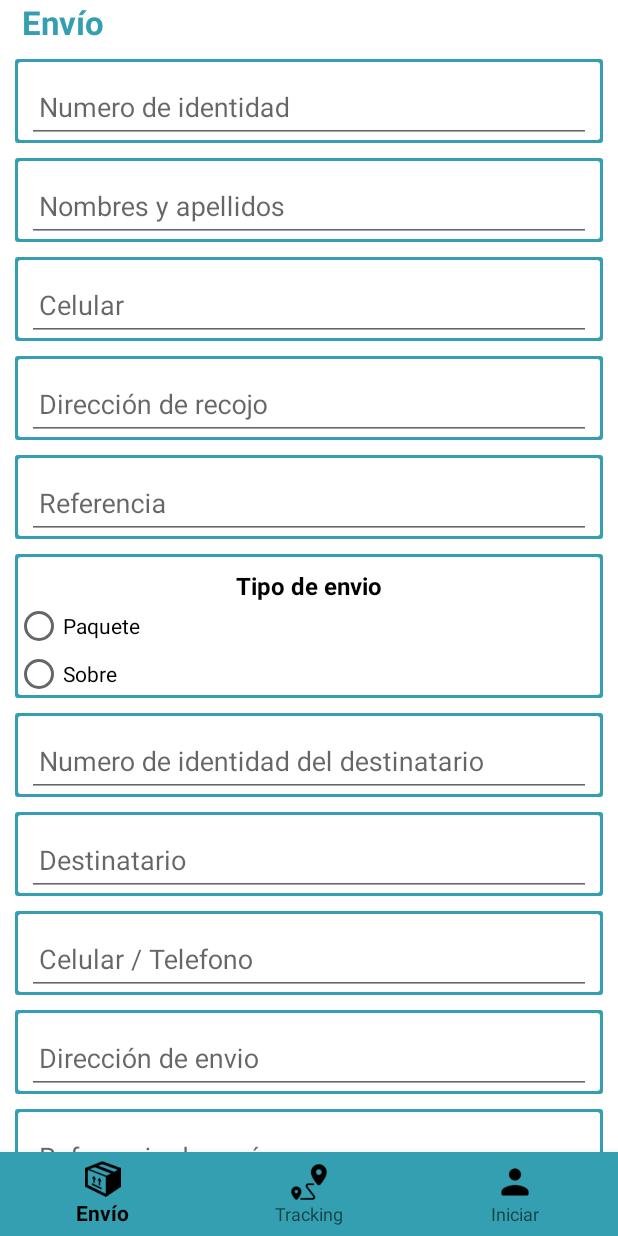
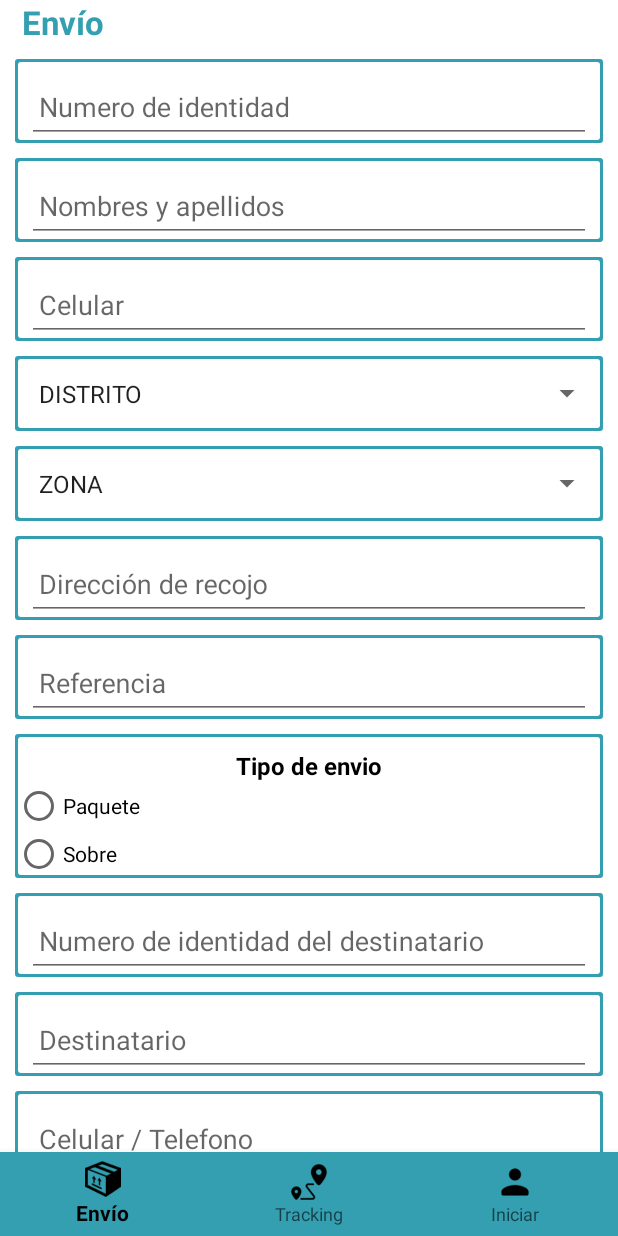
Before and after one commit to Yonathan-Dev2/MyApplication, an Android app: the screen it shows after launch (MainActivity), on a phone screen of 412 x 824 dp. Run offline under Robolectric (Android 15) with nearby library versions, the light colour scheme and no system bars; our stand-ins replace Volley.

Commit message:
Se agrego dos campos Distrito y zona

```diff
--- a/app/src/main/java/com/express/tsuexpress/Fragmentos/Fragment_enviar.java
+++ b/app/src/main/java/com/express/tsuexpress/Fragmentos/Fragment_enviar.java
@@ -17,6 +17,7 @@ import android.widget.CompoundButton;
 import android.widget.EditText;
 import android.widget.ImageView;
 import android.widget.RadioButton;
+import android.widget.Spinner;
 import android.widget.TextView;
 import android.widget.Toast;
 
@@ -53,9 +54,10 @@ public class Fragment_enviar extends Fragment {
     Button      btn_envi;
     TextInputLayout  til_nume_iden, til_nomb_clie, til_celu_clie, til_dire_clie, til_refe_clie, til_iden_dest, til_nomb_dest, til_celu_dest, til_dire_dest, til_refe_dest;
     ImageView img_depo;
+    Spinner spn_dist_clie, spn_dist_dest, spn_zona_clie, spn_zona_dest;
 
 
-    String tipo_envi="", form_pago="";
+    String tipo_envi="", form_pago="", dist_clie="", dist_dest="", zona_clie="", zona_dest="";
     double tota_pago=0;
 
     ProgressDialog pdp = null;
@@ -84,6 +86,11 @@ public class Fragment_enviar extends Fragment {
         edt_celu_dest = (EditText) vista.findViewById(R.id.edt_celu_dest);
         edt_dire_dest = (EditText) vista.findViewById(R.id.edt_dire_dest);
         edt_refe_dest = (EditText) vista.findViewById(R.id.edt_refe_dest);
+        spn_dist_clie = (Spinner) vista.findViewById(R.id.spn_dist_clie);
+        spn_dist_dest = (Spinner) vista.findViewById(R.id.spn_dist_dest);
+
+        spn_zona_clie = (Spinner) vista.findViewById(R.id.spn_zona_clie);
+        spn_zona_dest = (Spinner) vista.findViewById(R.id.spn_zona_dest);
 
 
         til_nume_iden = (TextInputLayout)vista.findViewById(R.id.til_nume_iden);
@@ -100,9 +107,7 @@ public class Fragment_enviar extends Fragment {
 
         img_depo      = (ImageView) vista.findViewById(R.id.img_depo);
 
-
         btn_envi      = (Button) vista.findViewById(R.id.btn_envi);
-
 
         request= Volley.newRequestQueue(getContext());
 
@@ -166,11 +171,25 @@ public class Fragment_enviar extends Fragment {
         btn_envi.setOnClickListener(new View.OnClickListener() {
             @Override
             public void onClick(View v) {
+
+                dist_clie = spn_dist_clie.getSelectedItem().toString();
+                dist_dest = spn_dist_dest.getSelectedItem().toString();
+
+                zona_clie = spn_zona_clie.getSelectedItem().toString();
+                zona_dest = spn_zona_dest.getSelectedItem().toString();
+
                 if (tipo_envi.equalsIgnoreCase("")){
-                    Toast.makeText(getContext(), "Seleccine el tipo de envío", Toast.LENGTH_SHORT).show();
+                    Toast.makeText(getContext(), "SELECCCIONE TIPO DE ENVIO", Toast.LENGTH_SHORT).show();
                 } else if (form_pago==""){
-                    Toast.makeText(getContext(), "Seleccine la forma de pago", Toast.LENGTH_SHORT).show();
-
+                    Toast.makeText(getContext(), "SELECCCIONE FORMA DE PAGO", Toast.LENGTH_SHORT).show();
+                } else if (dist_clie.equalsIgnoreCase("DISTRITO")){
+                    Toast.makeText(getContext(), "SELECCIONE DISTRITO DE RECOJO", Toast.LENGTH_SHORT).show();
+                } else if (zona_clie.equalsIgnoreCase("ZONA")){
+                    Toast.makeText(getContext(), "SELECCIONE LA ZONA DE RECOJO", Toast.LENGTH_SHORT).show();
+                } else if (dist_dest.equalsIgnoreCase("DISTRITO")){
+                    Toast.makeText(getContext(), "SELECCIONE DISTRITO DE ENVIO", Toast.LENGTH_SHORT).show();
+                } else if (zona_dest.equalsIgnoreCase("ZONA")){
+                    Toast.makeText(getContext(), "SELECCIONE LA ZONA DE ENVIO", Toast.LENGTH_SHORT).show();
                 } else  if (validarNume_iden(edt_nume_iden.getText().toString()) && validarNomb_clie(edt_nomb_clie.getText().toString()) &&
                             validarCelu_clie(edt_celu_clie.getText().toString()) && validarDire_clie(edt_dire_clie.getText().toString()) &&
                             validarRefe_clie(edt_refe_clie.getText().toString()) && validarIden_dest(edt_iden_dest.getText().toString()) &&
@@ -186,11 +205,24 @@ public class Fragment_enviar extends Fragment {
             @Override
             public void onClick(View v) {
 
+                dist_clie = spn_dist_clie.getSelectedItem().toString();
+                dist_dest = spn_dist_dest.getSelectedItem().toString();
+
+                zona_clie = spn_zona_clie.getSelectedItem().toString();
+                zona_dest = spn_zona_dest.getSelectedItem().toString();
+
                 if (tipo_envi.equalsIgnoreCase("")){
-                    Toast.makeText(getContext(), "Seleccine el tipo de envío", Toast.LENGTH_SHORT).show();
+                    Toast.makeText(getContext(), "SELECCIONE TIPO DE ENVIO", Toast.LENGTH_SHORT).show();
                 } else if (form_pago==""){
-                    Toast.makeText(getContext(), "Seleccine la forma de pago", Toast.LENGTH_SHORT).show();
-
+                    Toast.makeText(getContext(), "SELECCIONE FORMA DE PAGO", Toast.LENGTH_SHORT).show();
+                } else if (dist_clie.equalsIgnoreCase("DISTRITO")){
+                    Toast.makeText(getContext(), "SELECCIONE DISTRITO DE RECOJO", Toast.LENGTH_SHORT).show();
+                } else if (zona_clie.equalsIgnoreCase("ZONA")){
+                    Toast.makeText(getContext(), "SELECCIONE LA ZONA DE RECOJO", Toast.LENGTH_SHORT).show();
+                } else if (dist_dest.equalsIgnoreCase("DISTRITO")){
+                    Toast.makeText(getContext(), "SELECCIONE DISTRITO DE ENVIO", Toast.LENGTH_SHORT).show();
+                } else if (zona_dest.equalsIgnoreCase("ZONA")){
+                    Toast.makeText(getContext(), "SELECCIONE LA ZONA DE ENVIO", Toast.LENGTH_SHORT).show();
                 } else  if (validarNume_iden(edt_nume_iden.getText().toString()) && validarNomb_clie(edt_nomb_clie.getText().toString()) &&
                             validarCelu_clie(edt_celu_clie.getText().toString()) && validarDire_clie(edt_dire_clie.getText().toString()) &&
                             validarRefe_clie(edt_refe_clie.getText().toString()) && validarIden_dest(edt_iden_dest.getText().toString()) &&
@@ -202,6 +234,8 @@ public class Fragment_enviar extends Fragment {
                             t.putExtra("nume_iden",edt_nume_iden.getText().toString());
                             t.putExtra("nomb_clie",edt_nomb_clie.getText().toString());
                             t.putExtra("celu_clie",edt_celu_clie.getText().toString());
+                            t.putExtra("dist_clie",dist_clie);
+                            t.putExtra("zona_clie",zona_clie);
                             t.putExtra("dire_clie",edt_dire_clie.getText().toString());
                             t.putExtra("refe_clie",edt_refe_clie.getText().toString());
                             t.putExtra("tipo_envi",tipo_envi);
@@ -209,6 +243,8 @@ public class Fragment_enviar extends Fragment {
                             t.putExtra("iden_dest",edt_iden_dest.getText().toString());
                             t.putExtra("nomb_dest",edt_nomb_dest.getText().toString());
                             t.putExtra("celu_dest",edt_celu_dest.getText().toString());
+                            t.putExtra("dist_dest",dist_dest);
+                            t.putExtra("zona_dest",zona_dest);
                             t.putExtra("dire_dest",edt_dire_dest.getText().toString());
                             t.putExtra("refe_dest",edt_refe_dest.getText().toString());
                             t.putExtra("form_pago",form_pago);
@@ -218,7 +254,6 @@ public class Fragment_enviar extends Fragment {
 
             }
         });
-
 
         return vista;
 
@@ -240,7 +275,7 @@ public class Fragment_enviar extends Fragment {
         String url = "https://www.tsuexpress.com/movil/envio.php?nume_iden="+nume_iden+"&nomb_clie="+nomb_clie+"&celu_clie="+celu_clie
                 +"&dire_clie="+dire_clie+"&refe_clie="+refe_clie+"&iden_dest="+iden_dest+"&nomb_dest="+nomb_dest+"&celu_dest="+celu_dest
                 +"&dire_dest="+dire_dest+"&refe_dest="+refe_dest+"&tipo_envi="+tipo_envi+"&tota_pago="+tota_pago+"&iden_dest="+iden_dest
-                +"&form_pago="+form_pago;
+                +"&form_pago="+form_pago+"&dist_clie="+dist_clie+"&dist_dest="+dist_dest+"&zona_clie="+zona_clie+"&zona_dest="+zona_dest;
 
         JsonObjectRequest jsonObjectRequest = new JsonObjectRequest
                 (Request.Method.GET, url, null, new Response.Listener<JSONObject>() {
@@ -315,12 +350,17 @@ public class Fragment_enviar extends Fragment {
 
         tipo_envi="";
         form_pago="";
+        dist_dest="";
+        dist_dest="";
         tota_pago=0;
         img_depo.setVisibility(View.GONE);
         txt_tota_pago.setVisibility(View.GONE);
         txt_mens_pago.setVisibility(View.GONE);
 
-        //edt_nume_iden.requestFocus();
+        spn_dist_clie.setSelection(0);
+        spn_dist_dest.setSelection(0);
+        spn_zona_clie.setSelection(0);
+        spn_zona_dest.setSelection(0);
 
     }
 
--- a/app/src/main/java/com/express/tsuexpress/toma_foto.java
+++ b/app/src/main/java/com/express/tsuexpress/toma_foto.java
@@ -60,7 +60,7 @@ public class toma_foto extends AppCompatActivity {
     ImageView imagen;
     String path;
     String nume_iden, nomb_clie, celu_clie, dire_clie,refe_clie,tipo_envi, tota_pago, iden_dest,nomb_dest,celu_dest,dire_dest,refe_dest,form_pago;
-
+    String dist_clie, dist_dest, zona_clie, zona_dest;
     String nombreImagen="";
     Bitmap bitmap;
     Context contexto;
@@ -108,6 +108,8 @@ public class toma_foto extends AppCompatActivity {
             nume_iden   = envio.getString("nume_iden");
             nomb_clie   = envio.getString("nomb_clie");
             celu_clie   = envio.getString("celu_clie");
+            dist_clie   = envio.getString("dist_clie");
+            zona_clie   = envio.getString("zona_clie");
             dire_clie   = envio.getString("dire_clie");
             refe_clie   = envio.getString("refe_clie");
             tipo_envi   = envio.getString("tipo_envi");
@@ -115,6 +117,8 @@ public class toma_foto extends AppCompatActivity {
             iden_dest   = envio.getString("iden_dest");
             nomb_dest   = envio.getString("nomb_dest");
             celu_dest   = envio.getString("celu_dest");
+            dist_dest   = envio.getString("dist_dest");
+            zona_dest   = envio.getString("zona_dest");
             dire_dest   = envio.getString("dire_dest");
             refe_dest   = envio.getString("refe_dest");
             form_pago   = envio.getString("form_pago");
@@ -371,10 +375,11 @@ public class toma_foto extends AppCompatActivity {
                         Map<String, String> params = new HashMap<>();
                         params.put("nomb_imag", nombreImagen);
                         params.put("imag_depo", imag_captura);
-
                         params.put("nume_iden", nume_iden);
                         params.put("nomb_clie", nomb_clie);
                         params.put("celu_clie", celu_clie);
+                        params.put("dist_clie", dist_clie);
+                        params.put("zona_clie", zona_clie);
                         params.put("dire_clie", dire_clie);
                         params.put("refe_clie", refe_clie);
                         params.put("tipo_envi", tipo_envi);
@@ -382,6 +387,8 @@ public class toma_foto extends AppCompatActivity {
                         params.put("iden_dest", iden_dest);
                         params.put("nomb_dest", nomb_dest);
                         params.put("celu_dest", celu_dest);
+                        params.put("dist_dest", dist_dest);
+                        params.put("zona_dest", zona_dest);
                         params.put("dire_dest", dire_dest);
                         params.put("refe_dest", refe_dest);
                         params.put("form_pago", form_pago);
--- a/app/src/main/res/layout/fragment_enviar.xml
+++ b/app/src/main/res/layout/fragment_enviar.xml
@@ -66,7 +66,6 @@
                     android:singleLine="true" />
             </android.support.design.widget.TextInputLayout>
 
-
             <android.support.design.widget.TextInputLayout
                 android:id="@+id/til_nomb_clie"
                 android:layout_width="match_parent"
@@ -115,6 +114,48 @@
                     android:singleLine="true" />
             </android.support.design.widget.TextInputLayout>
 
+            <LinearLayout
+                android:layout_width="match_parent"
+                android:layout_height="50dp"
+                android:layout_gravity="center"
+                android:layout_marginLeft="10dp"
+                android:layout_marginRight="10dp"
+                android:layout_marginTop="10dp"
+                android:background="@drawable/borde_edit"
+                android:gravity="center"
+                android:orientation="horizontal">
+
+                <Spinner
+                    android:id="@+id/spn_dist_clie"
+                    android:layout_width="match_parent"
+                    android:layout_height="match_parent"
+                    android:entries="@array/Distritos"
+                    android:paddingLeft="8dp"
+                    android:paddingRight="8dp"
+                    android:spinnerMode="dialog" />
+            </LinearLayout>
+
+            <LinearLayout
+                android:layout_width="match_parent"
+                android:layout_height="50dp"
+                android:layout_gravity="center"
+                android:layout_marginLeft="10dp"
+                android:layout_marginRight="10dp"
+                android:layout_marginTop="10dp"
+                android:background="@drawable/borde_edit"
+                android:gravity="center"
+                android:orientation="horizontal">
+
+                <Spinner
+                    android:id="@+id/spn_zona_clie"
+                    android:layout_width="match_parent"
+                    android:layout_height="match_parent"
+                    android:entries="@array/Zona"
+                    android:paddingLeft="8dp"
+                    android:paddingRight="8dp"
+                    android:spinnerMode="dialog" />
+            </LinearLayout>
+
             <android.support.design.widget.TextInputLayout
                 android:id="@+id/til_dire_clie"
                 android:layout_width="match_parent"
@@ -126,6 +167,11 @@
                 android:paddingLeft="8dp"
                 android:paddingRight="8dp"
                 android:paddingStart="8dp">
+
+                <LinearLayout
+                    android:layout_width="match_parent"
+                    android:layout_height="match_parent"
+                    android:orientation="horizontal"></LinearLayout>
 
                 <EditText
                     android:id="@+id/edt_dire_clie"
@@ -306,6 +352,46 @@
                     android:singleLine="true" />
             </android.support.design.widget.TextInputLayout>
 
+            <LinearLayout
+                android:layout_width="match_parent"
+                android:layout_height="50dp"
+                android:layout_gravity="center"
+                android:layout_marginLeft="10dp"
+                android:layout_marginRight="10dp"
+                android:layout_marginTop="10dp"
+                android:background="@drawable/borde_edit"
+                android:gravity="center"
+                android:orientation="horizontal">
+
+                <Spinner
+                    android:id="@+id/spn_dist_dest"
+                    android:layout_width="match_parent"
+                    android:layout_height="match_parent"
+                    android:paddingLeft="8dp"
+                    android:paddingRight="8dp"
+                    android:entries="@array/Distritos" />
+            </LinearLayout>
+
+            <LinearLayout
+                android:layout_width="match_parent"
+                android:layout_height="50dp"
+                android:layout_gravity="center"
+                android:layout_marginLeft="10dp"
+                android:layout_marginRight="10dp"
+                android:layout_marginTop="10dp"
+                android:background="@drawable/borde_edit"
+                android:gravity="center"
+                android:orientation="horizontal">
+
+                <Spinner
+                    android:id="@+id/spn_zona_dest"
+                    android:layout_width="match_parent"
+                    android:layout_height="match_parent"
+                    android:paddingLeft="8dp"
+                    android:paddingRight="8dp"
+                    android:entries="@array/Zona" />
+            </LinearLayout>
+
             <android.support.design.widget.TextInputLayout
                 android:id="@+id/til_dire_dest"
                 android:layout_width="match_parent"
--- a/app/src/main/res/values/strings.xml
+++ b/app/src/main/res/values/strings.xml
@@ -11,4 +11,67 @@
     <string name="navigation_drawer_close">Close navigation drawer</string>
 
     <string name="action_settings">Settings</string>
+
+    <string-array name="Distritos">
+        <item>DISTRITO</item>
+        <item>ANCON</item>
+        <item>ATE VITARTE</item>
+        <item>BARRANCO</item>
+        <item>BRENA</item>
+        <item>CARABAYLLO</item>
+        <item>CERCADO</item>
+        <item>CHACLACAYO</item>
+        <item>CHORRILLOS</item>
+        <item>CIENEGUILLA</item>
+        <item>COMAS</item>
+        <item>EL AGUSTINO</item>
+        <item>HUAYCAN</item>
+        <item>INDEPENDENCIA</item>
+        <item>JESUS MARIA</item>
+        <item>LA MOLINA</item>
+        <item>LA VICTORIA</item>
+        <item>LINCE</item>
+        <item>LOS OLIVOS</item>
+        <item>LURIGANCHO</item>
+        <item>LURIN</item>
+        <item>MAGDALENA DEL MAR</item>
+        <item>MIRAFLORES</item>
+        <item>PACHACAMAC</item>
+        <item>PUCUSANA</item>
+        <item>PUEBLO LIBRE</item>
+        <item>PUENTE PIEDRA</item>
+        <item>PUNTA HERMOSA</item>
+        <item>PUNTA NEGRA</item>
+        <item>RIMAC</item>
+        <item>SAN BARTOLO</item>
+        <item>SAN BORJA</item>
+        <item>SAN ISIDRO</item>
+        <item>SAN JUAN DE LURIGANCHO</item>
+        <item>SAN JUAN DE MIRAFLORES</item>
+        <item>SAN LUIS</item>
+        <item>SAN MARTIN DE PORRES</item>
+        <item>SAN MIGUEL</item>
+        <item>SANTA ANITA</item>
+        <item>SANTA MARIA DEL MAR</item>
+        <item>SANTA ROSA</item>
+        <item>SANTIAGO DE SURCO</item>
+        <item>SURQUILLO</item>
+        <item>VILLA EL SALVADOR</item>
+        <item>VILLA MARIA DEL TRIUNFO</item>
+    </string-array>
+
+    <string-array name="Zona">
+        <item>ZONA</item>
+        <item>ASENTAMIENTO HUMANO</item>
+        <item>CASERIO</item>
+        <item>CONJUNTO HABITACIONAL</item>
+        <item>COOPERATIVA</item>
+        <item>FUNDO</item>
+        <item>GRUPO</item>
+        <item>PUEBLO JOVEN</item>
+        <item>RESIDENCIAL</item>
+        <item>UNIDAD VECINAL</item>
+        <item>URBANIZACIÓN</item>
+        <item>ZONA INDUSTRIAL</item>
+    </string-array>
 </resources>
```
